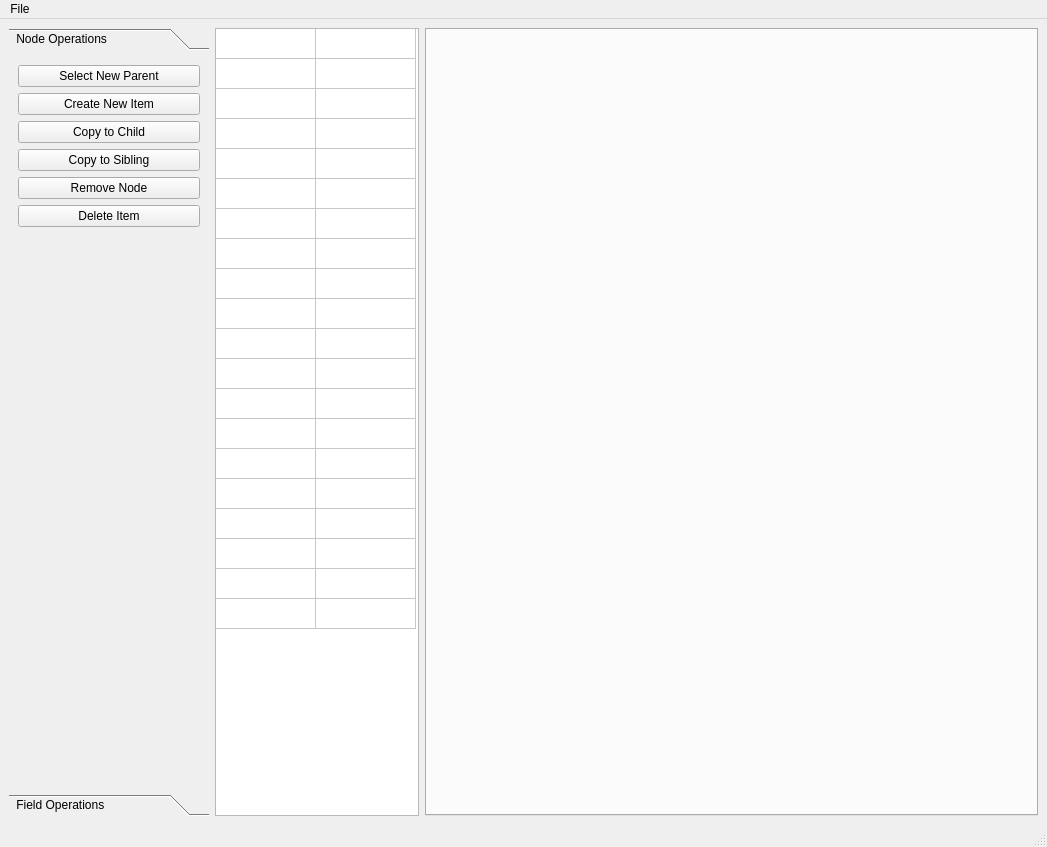
First picture: the form in mainwindow.ui, repository jkanev/treetime, before the edit.
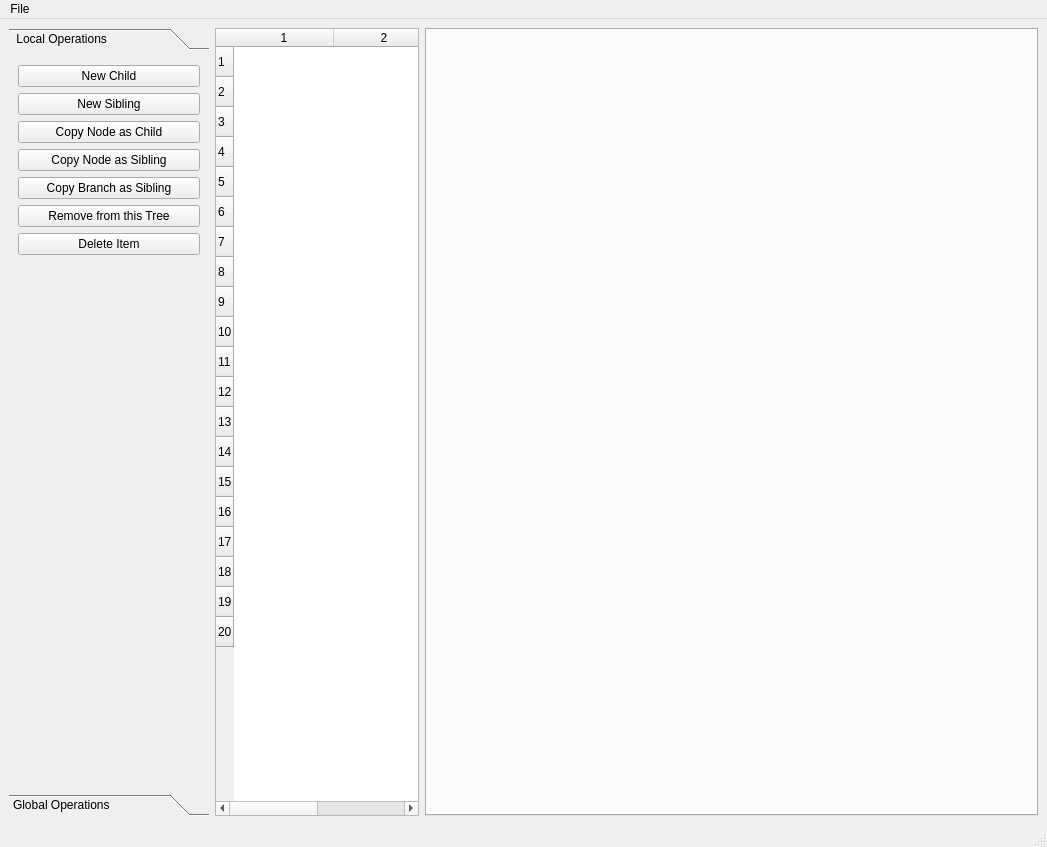
Second picture: the form after the edit.

Commit message:
Fixed bug in field change and implemented New Sibling.
Field values were not propagated correctly when the node appeared
in several trees: fixed.
In addition to creating new children the GUI now allows to create
new siblings.

Patch:
```diff
--- a/mainwindow.ui
+++ b/mainwindow.ui
@@ -42,45 +42,45 @@
         </rect>
        </property>
        <attribute name="label">
-        <string> Node Operations </string>
+        <string> Local Operations </string>
        </attribute>
        <layout class="QGridLayout" name="gridLayout_2">
         <item row="1" column="0">
          <widget class="QPushButton" name="pushButtonCreateNew">
           <property name="text">
-           <string>Create New Item</string>
-          </property>
-         </widget>
-        </item>
-        <item row="2" column="0">
-         <widget class="QPushButton" name="pushButtonCopy">
-          <property name="text">
-           <string>Copy to Child</string>
+           <string>New Sibling</string>
           </property>
          </widget>
         </item>
         <item row="0" column="0">
          <widget class="QPushButton" name="pushButtonChangeParent">
           <property name="text">
-           <string>Select New Parent</string>
+           <string>New Child</string>
           </property>
          </widget>
         </item>
-        <item row="4" column="0">
-         <widget class="QPushButton" name="pushButtonRemove">
+        <item row="2" column="0">
+         <widget class="QPushButton" name="pushButtonCopyNodeChild">
           <property name="text">
-           <string>Remove Node</string>
+           <string>Copy Node as Child</string>
           </property>
          </widget>
         </item>
         <item row="5" column="0">
+         <widget class="QPushButton" name="pushButtonRemove">
+          <property name="text">
+           <string>Remove from this Tree</string>
+          </property>
+         </widget>
+        </item>
+        <item row="6" column="0">
          <widget class="QPushButton" name="pushButtonDelete">
           <property name="text">
            <string>Delete Item</string>
           </property>
          </widget>
         </item>
-        <item row="6" column="0">
+        <item row="7" column="0">
          <spacer name="verticalSpacer">
           <property name="orientation">
            <enum>Qt::Vertical</enum>
@@ -96,7 +96,14 @@
         <item row="3" column="0">
          <widget class="QPushButton" name="pushButton">
           <property name="text">
-           <string>Copy to Sibling</string>
+           <string>Copy Node as Sibling</string>
+          </property>
+         </widget>
+        </item>
+        <item row="4" column="0">
+         <widget class="QPushButton" name="pushButtonCopyBranchSibling">
+          <property name="text">
+           <string>Copy Branch as Sibling</string>
           </property>
          </widget>
         </item>
@@ -112,7 +119,7 @@
         </rect>
        </property>
        <attribute name="label">
-        <string> Field Operations </string>
+        <string>Global Operations</string>
        </attribute>
        <layout class="QGridLayout" name="gridLayout_3">
         <item row="0" column="0">
@@ -148,9 +155,15 @@
     </item>
     <item>
      <widget class="QTableWidget" name="tableWidget">
+      <property name="showGrid">
+       <bool>false</bool>
+      </property>
       <property name="sortingEnabled">
        <bool>false</bool>
       </property>
+      <property name="wordWrap">
+       <bool>true</bool>
+      </property>
       <property name="rowCount">
        <number>20</number>
       </property>
@@ -158,13 +171,19 @@
        <number>2</number>
       </property>
       <attribute name="horizontalHeaderVisible">
-       <bool>false</bool>
+       <bool>true</bool>
       </attribute>
       <attribute name="horizontalHeaderCascadingSectionResizes">
        <bool>true</bool>
       </attribute>
+      <attribute name="horizontalHeaderShowSortIndicator" stdset="0">
+       <bool>true</bool>
+      </attribute>
+      <attribute name="horizontalHeaderStretchLastSection">
+       <bool>true</bool>
+      </attribute>
       <attribute name="verticalHeaderVisible">
-       <bool>false</bool>
+       <bool>true</bool>
       </attribute>
       <attribute name="verticalHeaderCascadingSectionResizes">
        <bool>true</bool>
```
Left out of the diff: 26 changed lines with no effect on the pictures. The commit also changes 5 other files.
